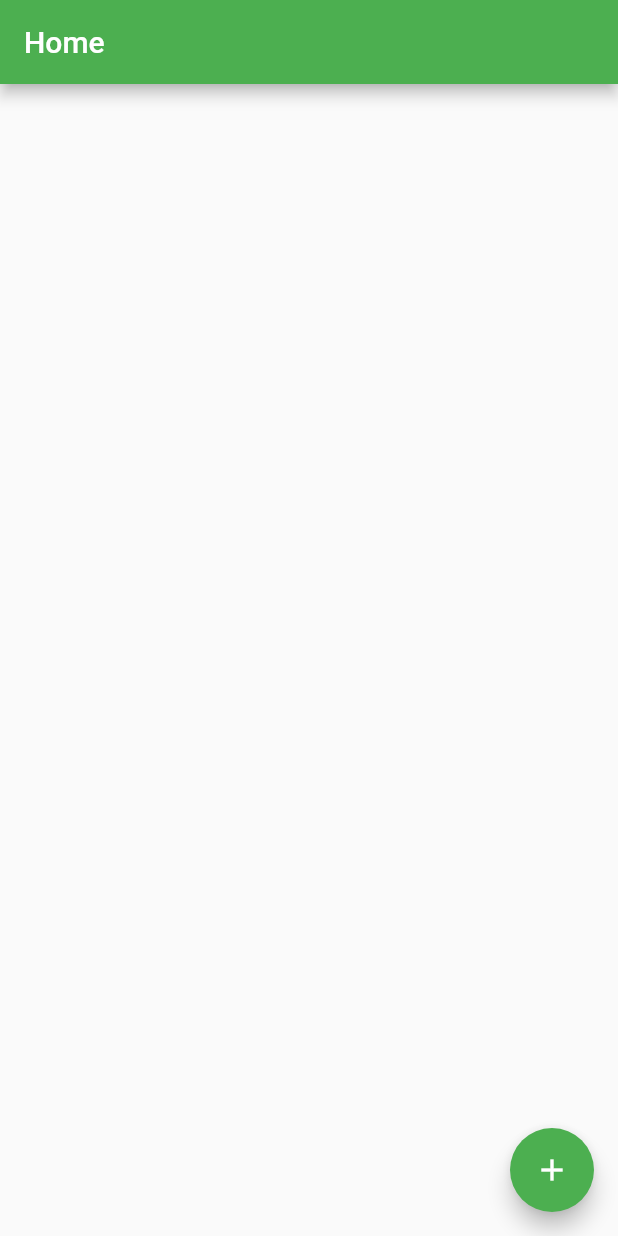
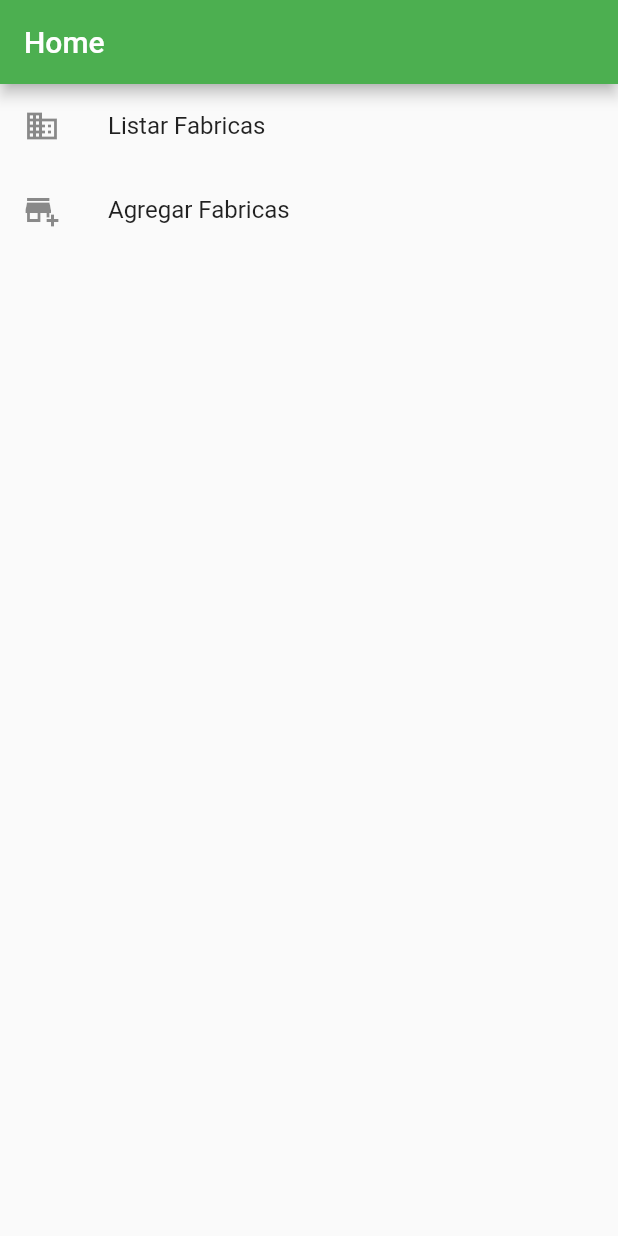
Before and after one commit to mateo-a/factory_app, a Flutter app: the screen it shows after launch, on a phone screen of 412 x 824 dp. Run offline on Flutter 3.47's test engine with Material 2 defaults, Android fonts, the phone set to English and light mode, and no system bars; our stand-ins replace rxdart.

Commit message:
[Update] Home page with icons and navigation

```diff
--- a/lib/src/pages/home_page.dart
+++ b/lib/src/pages/home_page.dart
@@ -8,15 +8,20 @@ class HomePage extends StatelessWidget {
 
     return Scaffold(
       appBar: AppBar(title: Text('Home')),
-      body: Container(),
-      floatingActionButton: _crearBoton(context),
+      body: ListView(
+        children: <Widget>[
+          ListTile(
+            leading: Icon(Icons.business),
+            title: Text('Listar Fabricas'),
+            onTap: () => Navigator.pushNamed(context, 'listar'),
+          ),
+          ListTile(
+            leading: Icon(Icons.add_business),
+            title: Text('Agregar Fabricas'),
+            onTap: () => Navigator.pushNamed(context, 'agregar'),
+          ),
+        ],
+      ),
     );
   }
-
-  _crearBoton(BuildContext context) {
-    return FloatingActionButton(
-        child: Icon(Icons.add),
-        backgroundColor: Colors.green,
-        onPressed: () => Navigator.pushNamed(context, 'agregar'));
-  }
 }
```
